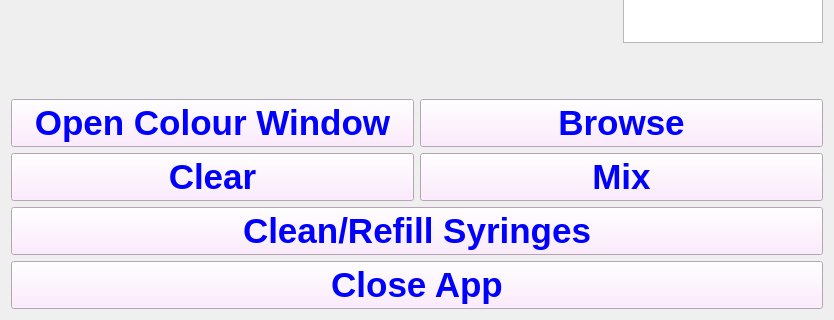
Before: the Qt Designer form Software/ui_files/mainwindow.ui in Pschiee/Perfect-Colour, drawn with Qt 5; both pictures show x 0 to 834 and y 254 to 574 of the 834 by 574 pixel window.
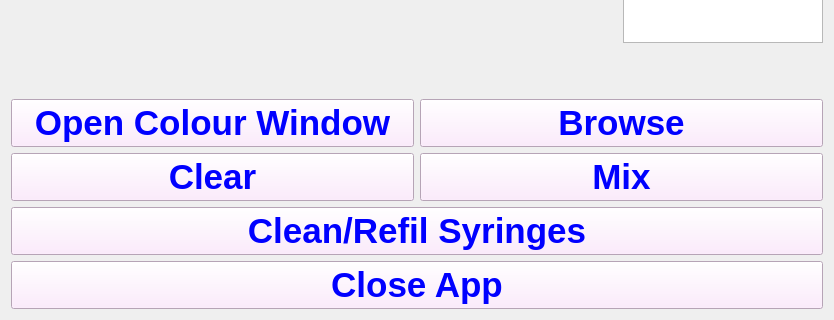
After: the same form once the commit is applied.

```diff
--- a/Software/ui_files/mainwindow.ui
+++ b/Software/ui_files/mainwindow.ui
@@ -241,7 +241,7 @@
 background-color: rgb(255, 230, 255);</string>
           </property>
           <property name="text">
-           <string>Clean/Refill Syringes</string>
+           <string>Clean/Refil Syringes</string>
           </property>
          </widget>
         </item>
```
